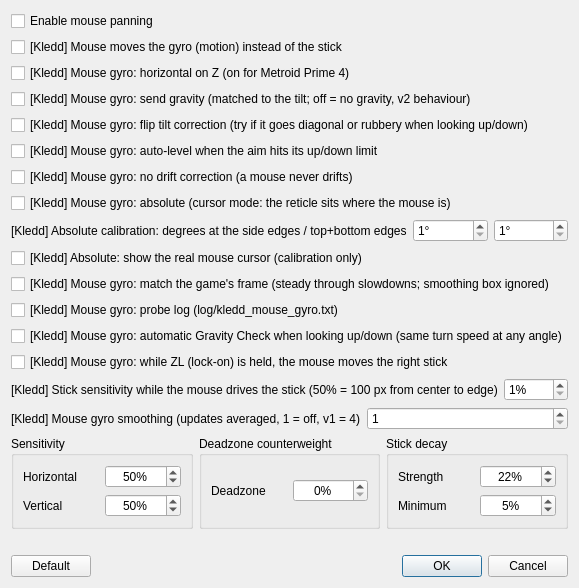
Before: the Qt Designer form src/yuzu/configuration/configure_mouse_panning.ui in Melos555/eden-kledd, drawn with Qt 5.
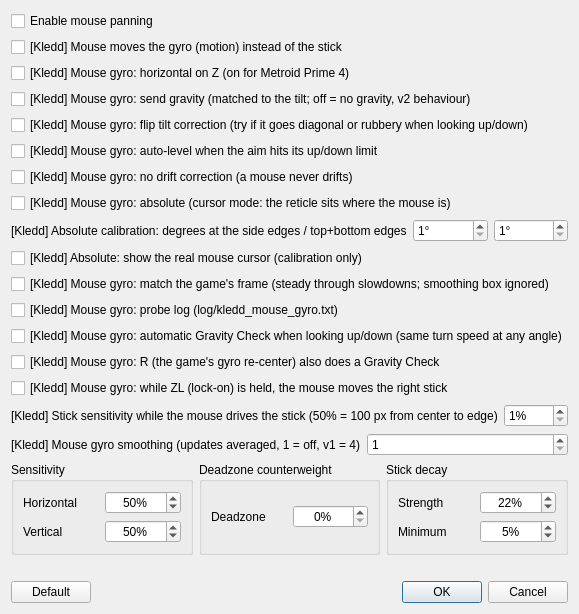
After: the same form once the commit is applied.

Commit message:
[TEST] Kledd mouse gyro: R (the game's re-center) also does a Gravity Check
Metroid Prime 4 re-centers its reticle on R but doesn't know about the
mouse, so in cursor mode the mouse and the reticle drifted apart after
every R and a separate Gravity Check was needed. hid_core now flags R
presses on the connected controller, and the mouse gyro does a Gravity
Check with them (mouse and imaginary controller back to the center).
Skipped during the edge calibration. Checkbox in Configure mouse panning,
on by default.

What changed in the file:
```diff
--- a/src/yuzu/configuration/configure_mouse_panning.ui
+++ b/src/yuzu/configuration/configure_mouse_panning.ui
@@ -142,6 +142,16 @@
      </property>
     </widget>
    </item>
+   <item>
+    <widget class="QCheckBox" name="kledd_mouse_gyro_r_recenter">
+     <property name="text">
+      <string>[Kledd] Mouse gyro: R (the game&apos;s gyro re-center) also does a Gravity Check</string>
+     </property>
+     <property name="toolTip">
+      <string>Metroid Prime 4 re-centers its reticle when you press R, but it doesn&apos;t know about the mouse, so in cursor mode the two drift apart. With this on, pressing R also puts the mouse and the imaginary controller back in the center (same as the Gravity Check hotkey). Turn it off for games where R does something else.</string>
+     </property>
+    </widget>
+   </item>
    <item>
     <widget class="QCheckBox" name="kledd_mouse_gyro_zl_stick">
      <property name="text">
```
The commit also changes 5 other files.
